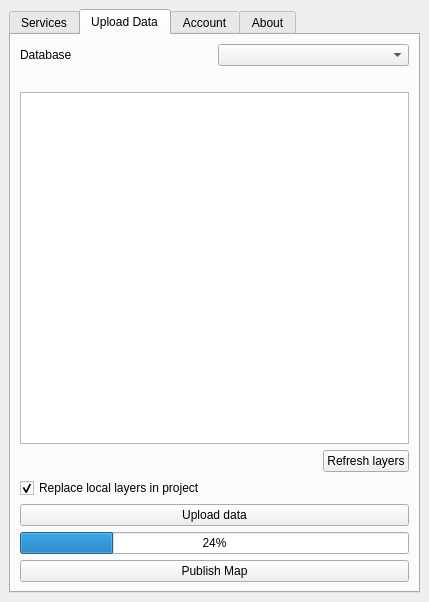
Before: the Qt Designer form qgiscloud/ui_qgiscloudplugin.ui in qgiscloud/qgis-cloud-plugin, drawn with Qt 5.
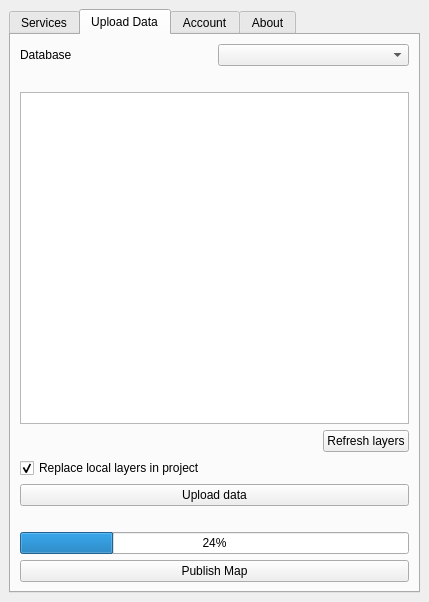
After: the same form once the commit is applied. The open tabs and pages were chosen to show the change. Icons and pictures are not drawn.

```diff
--- a/qgiscloud/ui_qgiscloudplugin.ui
+++ b/qgiscloud/ui_qgiscloudplugin.ui
@@ -429,6 +429,13 @@
           </property>
          </widget>
         </item>
+        <item>
+         <widget class="QLabel" name="lblProgress">
+          <property name="text">
+           <string/>
+          </property>
+         </widget>
+        </item>
         <item>
          <widget class="QProgressBar" name="uploadProgressBar">
           <property name="value">
```
